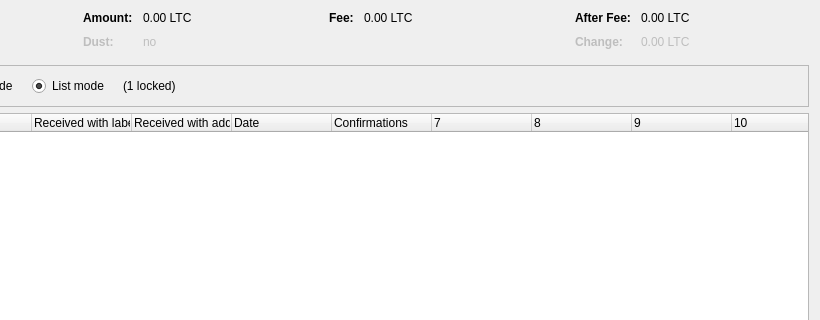
The window that src/qt/forms/coincontroldialog.ui (spore-engineering/spore-core) describes before a commit, drawn with Qt 5; both pictures show x 180 to 1000 and y 0 to 320 of the 1000 by 500 pixel window.
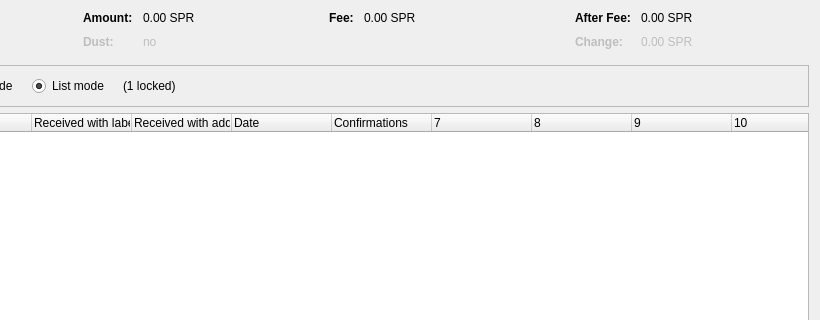
The same window after the commit. Custom widgets are drawn as their Qt base class.

Diff of the .ui file:
```diff
--- a/src/qt/forms/coincontroldialog.ui
+++ b/src/qt/forms/coincontroldialog.ui
@@ -132,7 +132,7 @@
           <enum>Qt::ActionsContextMenu</enum>
          </property>
          <property name="text">
-          <string notr="true">0.00 LTC</string>
+          <string notr="true">0.00 SPR</string>
          </property>
          <property name="textInteractionFlags">
           <set>Qt::LinksAccessibleByMouse|Qt::TextSelectableByKeyboard|Qt::TextSelectableByMouse</set>
@@ -212,7 +212,7 @@
           <enum>Qt::ActionsContextMenu</enum>
          </property>
          <property name="text">
-          <string notr="true">0.00 LTC</string>
+          <string notr="true">0.00 SPR</string>
          </property>
          <property name="textInteractionFlags">
           <set>Qt::LinksAccessibleByMouse|Qt::TextSelectableByKeyboard|Qt::TextSelectableByMouse</set>
@@ -257,7 +257,7 @@
           <enum>Qt::ActionsContextMenu</enum>
          </property>
          <property name="text">
-          <string notr="true">0.00 LTC</string>
+          <string notr="true">0.00 SPR</string>
          </property>
          <property name="textInteractionFlags">
           <set>Qt::LinksAccessibleByMouse|Qt::TextSelectableByKeyboard|Qt::TextSelectableByMouse</set>
@@ -292,7 +292,7 @@
           <enum>Qt::ActionsContextMenu</enum>
          </property>
          <property name="text">
-          <string notr="true">0.00 LTC</string>
+          <string notr="true">0.00 SPR</string>
          </property>
          <property name="textInteractionFlags">
           <set>Qt::LinksAccessibleByMouse|Qt::TextSelectableByKeyboard|Qt::TextSelectableByMouse</set>
```
